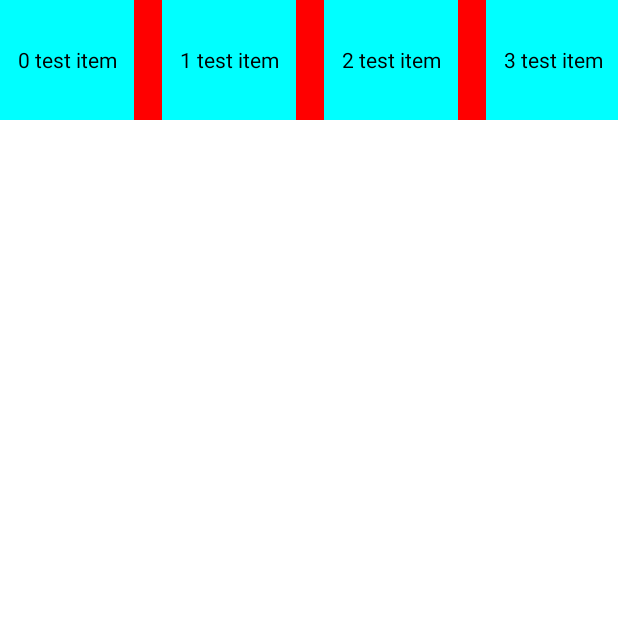
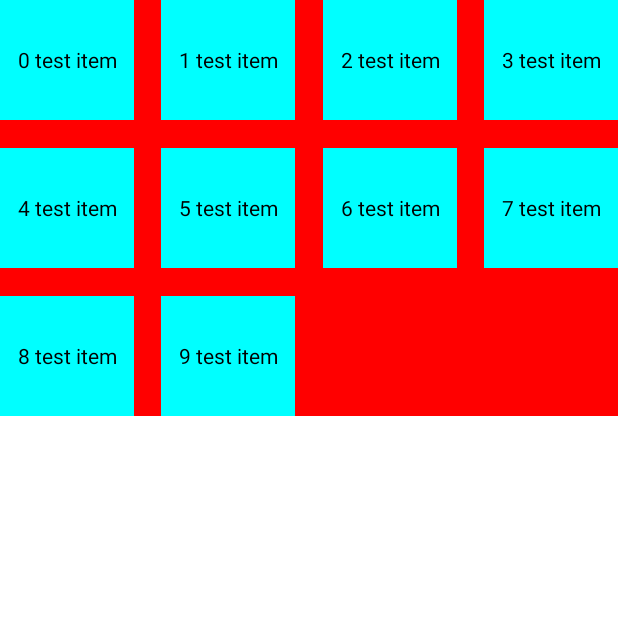
Before and after one commit to ysn85/TestDagger2, an Android app: the screen it shows after launch (AnnotationActivity), on a phone screen of 412 x 824 dp, the top half of it. Run offline under Robolectric (Android 15) with nearby library versions, the light colour scheme and no system bars; pictures from the network do not load.

Commit message:
chore: 实现纵向滑动九宫格间距demo

```diff
--- a/app/src/main/java/com/annotation/AnnotationActivity.kt
+++ b/app/src/main/java/com/annotation/AnnotationActivity.kt
@@ -73,16 +73,15 @@ class AnnotationActivity : AppCompatActivity() {
         val layoutManager = GridLayoutManager(
             this,
             SPAN_COUNT,
-            GridLayoutManager.HORIZONTAL,
+            RecyclerView.VERTICAL,
             false
         )
         mAnnotationRv?.layoutManager = layoutManager
 
 
         val itemDecoration = NavGridSpacingItemDecoration()
-        mAnnotationRv?.isNestedScrollingEnabled = true
         mAnnotationRv?.addItemDecoration(itemDecoration)
-        itemDecoration.setSpacing(leftRight = 28, top = 28, spanCount = SPAN_COUNT)
+        itemDecoration.setSpacing(leftRight = 28, top = 28, spanCount = 4)
         mAnnotationRv?.adapter = MyAdapter()
 
         run outSide@{
@@ -116,11 +115,11 @@ class AnnotationActivity : AppCompatActivity() {
             Log.i(TAG, "testServiceLoader ${it.data}")
         }
 
-        Thread {
-            Log.i(TAG, "thread await")
-            mCountDownLatch.await()
-            Log.i(TAG, "thread await end")
-        }.start()
+//        Thread {
+//            Log.i(TAG, "thread await")
+//            mCountDownLatch.await()
+//            Log.i(TAG, "thread await end")
+//        }.start()
 
         val test = "1234"
         var demo = mutableMapOf<String, String>()
@@ -146,7 +145,7 @@ class AnnotationActivity : AppCompatActivity() {
 
     companion object {
         const val TAG = "AnnotationActivity"
-        const val SPAN_COUNT = 1
+        const val SPAN_COUNT = 4
     }
 
 
@@ -200,7 +199,7 @@ class AnnotationActivity : AppCompatActivity() {
         }
 
         override fun getItemCount(): Int {
-            return 5
+            return 10
         }
 
         class MyViewHolder(itemView: View) : RecyclerView.ViewHolder(itemView) {
--- a/app/src/main/java/com/annotation/NavGridSpacingItemDecoration.kt
+++ b/app/src/main/java/com/annotation/NavGridSpacingItemDecoration.kt
@@ -5,7 +5,6 @@ import android.util.Log
 import android.view.View
 import android.widget.TextView
 import androidx.recyclerview.widget.RecyclerView
-import kotlin.math.abs
 
 
 /**
@@ -52,44 +51,17 @@ class NavGridSpacingItemDecoration : RecyclerView.ItemDecoration() {
         super.getItemOffsets(outRect, view, parent, state)
         val position: Int = parent.getChildAdapterPosition(view) // item position
         val rows = position % mSpanCount // 元素所处行号0..n
-        val column = abs(position - rows) / mSpanCount
-
+        val column = position % mSpanCount
         outRect.left =
             column * mLeftRightSpacing / mSpanCount
         outRect.right =
             mLeftRightSpacing - (column + 1) * mLeftRightSpacing / mSpanCount
-
-//        if (rows == 0) { // 第一行
-//            val column = position / 2
-//            outRect.left =
-//                column * mLeftRightSpacing / mSpanCount // column * ((1f / spanCount) * spacing)
-//            outRect.right =
-//                mLeftRightSpacing - (column + 1) * mLeftRightSpacing / mSpanCount // spacing - (column + 1) * ((1f /    spanCount) * spacing)
-//        } else {
-//            val column = (position - 1) / 2
-//            outRect.left =
-//                column * mLeftRightSpacing / mSpanCount // column * ((1f / spanCount) * spacing)
-//            outRect.right =
-//                mLeftRightSpacing - (column + 1) * mLeftRightSpacing / mSpanCount // spacing - (column + 1) * ((1f /    spanCount) * spacing)
-//        }
-
-        // 1,3,5,7,9
-        // 0,2,4,6,8
-//        outRect.left =
-//            column * mLeftRightSpacing / mSpanCount // column * ((1f / spanCount) * spacing)
-//        outRect.right =
-//            mLeftRightSpacing - (column + 1) * mLeftRightSpacing / mSpanCount // spacing - (column + 1) * ((1f /    spanCount) * spacing)
         Log.d(
             "GridDe",
-            "position = ${position}, content = ${(view as TextView).text}, left = ${outRect.left}, right = ${outRect.right}, rows = $rows"
+            "position = ${position}, content = ${(view as TextView).text}, " +
+                    "left = ${outRect.left}, right = ${outRect.right}, rows = $rows, column = $column"
         )
-        if (rows > 0) {
-//            if (mTopSpacing != INVALID_SPACING_VALUE) {
-//                outRect.top = mTopSpacing
-//            }
-//            if (mBottomSpacing != INVALID_SPACING_VALUE) {
-//                outRect.bottom = mBottomSpacing
-//            }
+        if (position >= mSpanCount) {
             outRect.top = mTopSpacing
         }
     }
--- a/app/src/main/res/layout/activity_annotation.xml
+++ b/app/src/main/res/layout/activity_annotation.xml
@@ -53,12 +53,11 @@
 
     <androidx.recyclerview.widget.RecyclerView
         android:id="@+id/annotation_rv"
-        android:layout_width="0dp"
+        android:layout_width="match_parent"
         android:layout_height="wrap_content"
         android:background="#F00"
         android:scrollbars="none"
         app:layout_constraintLeft_toLeftOf="parent"
-        app:layout_constraintRight_toRightOf="parent"
         app:layout_constraintTop_toBottomOf="@id/annotation_post_view" />
 
     <Button
--- a/app/src/main/res/layout/list_demo_item.xml
+++ b/app/src/main/res/layout/list_demo_item.xml
@@ -1,7 +1,7 @@
 <?xml version="1.0" encoding="utf-8"?>
 <TextView xmlns:android="http://schemas.android.com/apk/res/android"
     android:id="@+id/list_demo_item_tv"
-    android:layout_width="match_parent"
+    android:layout_width="wrap_content"
     android:layout_height="80dp"
     android:background="#0FF"
     android:gravity="center"
```
